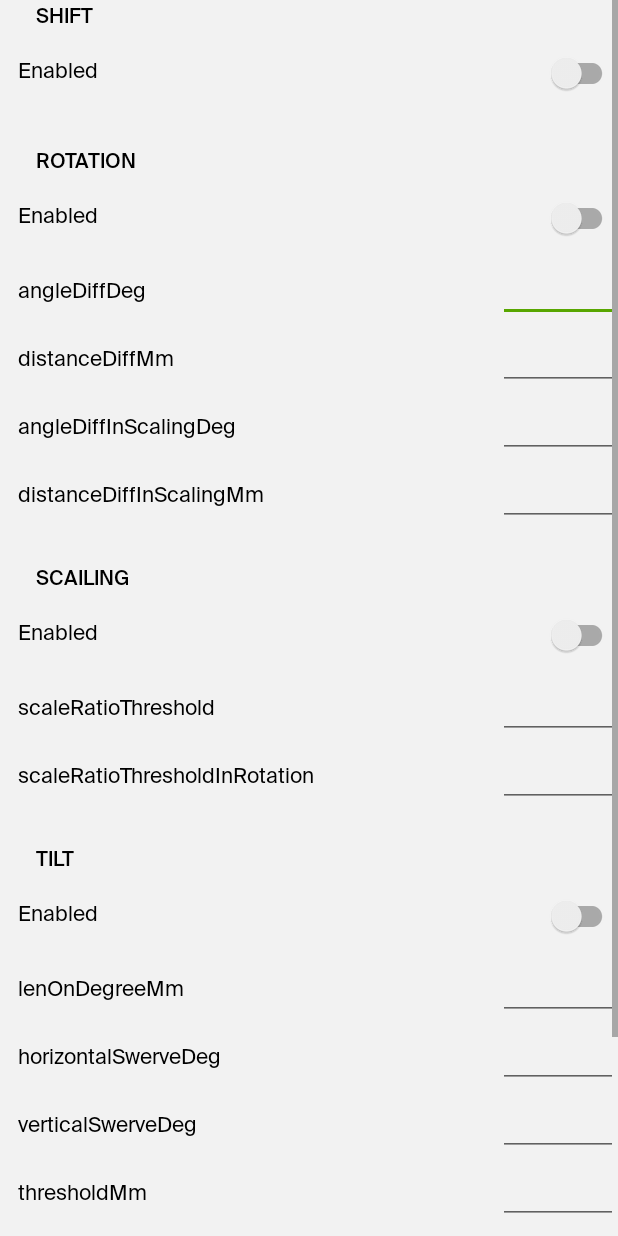
After one commit to 2gis/mobile-sdk-android-demo, an Android app: the layout activity_gestures_settings.xml on its own in the app's theme, with its tools: preview values and no code run, on a phone screen of 412 x 824 dp. The commit adds this screen. Run offline under Robolectric (Android 15) with nearby library versions, the phone set to English and light mode, and no system bars.

Commit message:
add gestures example

```diff
--- a/app/build.gradle
+++ b/app/build.gradle
@@ -166,4 +166,5 @@ dependencies {
             classifier = "sources"
         }
     }
+    implementation libs.kotlin.reflect
 }
--- /dev/null
+++ b/app/src/main/java/ru/dgis/sdk/demo/GesturesActivity.kt
@@ -0,0 +1,185 @@
+package ru.dgis.sdk.demo
+
+import android.os.Bundle
+import androidx.appcompat.app.AppCompatActivity
+import androidx.core.widget.addTextChangedListener
+import ru.dgis.sdk.demo.common.addSettingsLayout
+import ru.dgis.sdk.demo.databinding.ActivityGesturesBinding
+import ru.dgis.sdk.demo.databinding.ActivityGesturesSettingsBinding
+import ru.dgis.sdk.map.Gesture
+import kotlin.reflect.KProperty1
+import kotlin.reflect.full.functions
+import kotlin.reflect.full.instanceParameter
+
+/**
+ * Sample activity for demonstration of maps's Gesture Manager possibilities in terms of enabling / disabling gestures and modifying their settings
+ * For further info check [SDK Documentation](https://docs.2gis.com/en/android/sdk/reference/7.0/ru.dgis.sdk.map.GestureManager)
+ *
+ * Some reflection used here to reduce boilerplate code, see [readSettingsPropertyByName] and [copySettingsByName]
+ * Lets see on example:
+ *
+ * 1. readSettingsPropertyByName() is equivalent for property accessor in data class, hence
+ *     settings = TiltSettings(...)
+ *     assertEquals(settings.lenOnDegreeMm, readSettingsPropertyByName(settings, "lenOnDegreeMm")) // will pass
+ *
+ * 2. copySettingsByName() is equivalent for copy() function of data class, hence
+ *     settings = TiltSettings(...)
+ *     assertEquals(settings.copy(lenOnDegreeMm = 42.0), copySettingsByName((settings), mapOf("lenOnDegreeMm" to 42.0)) // will pass
+ *
+ * Be sure to not use this in production code because reflection is slow. Use strict data class methods instead.
+ */
+class GesturesActivity : AppCompatActivity() {
+    private val binding: ActivityGesturesBinding by lazy { ActivityGesturesBinding.inflate(layoutInflater) }
+    private val mapView by lazy { binding.mapView }
+    private val gestureManager by lazy { mapView.gestureManager }
+    private val settingsBinding by lazy { prepareSettingsBinding() }
+    override fun onCreate(savedInstanceState: Bundle?) {
+        super.onCreate(savedInstanceState)
+        setContentView(binding.root)
+        binding.addSettingsLayout().apply {
+            settingsDrawerInnerLayout.addView(settingsBinding.root)
+        }
+
+        /**
+         * Using hack here to delay settings initialization until map is ready and gestureManager is not null for sure
+         */
+        mapView.getMapAsync {
+            initSwitches()
+            initRotationSettings()
+            initTiltSettings()
+            initScailingSettings()
+            initMultiTouchShiftSettings()
+        }
+    }
+
+    private fun prepareSettingsBinding(): ActivityGesturesSettingsBinding {
+        return ActivityGesturesSettingsBinding.inflate(layoutInflater)
+    }
+
+    private fun initSwitches() {
+        val gestureManager = this.gestureManager!!
+
+        mapOf(
+            settingsBinding.scailingSwitch to Gesture.SCALING,
+            settingsBinding.shiftSwitch to Gesture.SHIFT,
+            settingsBinding.multiTouchShiftSwitch to Gesture.MULTI_TOUCH_SHIFT,
+            settingsBinding.tiltSwitch to Gesture.TILT,
+            settingsBinding.rotationSwitch to Gesture.ROTATION
+        ).forEach { (switchMaterial, gesture) ->
+            switchMaterial.isChecked = gestureManager.gestureEnabled(gesture)
+            switchMaterial.setOnCheckedChangeListener { _, isChecked ->
+                /**
+                 * Here is main functions for enabling / disabling gestures
+                 */
+                if (isChecked) {
+                    gestureManager.enableGesture(gesture)
+                } else {
+                    gestureManager.disableGesture(gesture)
+                }
+            }
+        }
+    }
+
+    private fun initRotationSettings() {
+        val gestureManager = this.gestureManager!!
+        val rotationSettings = gestureManager.rotationSettings
+
+        mapOf(
+            settingsBinding.rotationAnglediffinscalingdeg to "angleDiffInScalingDeg",
+            settingsBinding.rotationDistancediffmm to "distanceDiffMm",
+            settingsBinding.rotationAnglediffdegEditText to "angleDiffDeg",
+            settingsBinding.rotationDistancediffinscalingmm to "distanceDiffInScalingMm"
+        ).forEach { (editText, setting) ->
+            val propertyValue = readSettingsPropertyByName<Float>(rotationSettings, setting)
+            editText.apply {
+                setText(propertyValue.toString())
+                addTextChangedListener {
+                    gestureManager.rotationSettings = copySettingsByName(
+                        gestureManager.rotationSettings,
+                        mapOf(setting to it.toString().toFloat())
+                    )
+                }
+            }
+        }
+    }
+
+    private fun initTiltSettings() {
+        val gestureManager = this.gestureManager!!
+        val tiltSettings = gestureManager.tiltSettings
+
+        mapOf(
+            settingsBinding.tiltHorizontalswervedeg to "horizontalSwerveDeg",
+            settingsBinding.tiltLenondegreemm to "lenOnDegreeMm",
+            settingsBinding.tiltThresholdmm to "thresholdMm",
+            settingsBinding.tiltVerticalswervedeg to "verticalSwerveDeg"
+        ).forEach { (editText, setting) ->
+            val propertyValue = readSettingsPropertyByName<Float>(tiltSettings, setting)
+            editText.apply {
+                setText(propertyValue.toString())
+                addTextChangedListener {
+                    gestureManager.tiltSettings = copySettingsByName(
+                        gestureManager.tiltSettings,
+                        mapOf(setting to it.toString().toFloat())
+                    )
+                }
+            }
+        }
+    }
+
+    private fun initScailingSettings() {
+        val gestureManager = this.gestureManager!!
+        val scalingSettings = gestureManager.scalingSettings
+
+        mapOf(
+            settingsBinding.scailingScaleratiothreshold to "scaleRatioThreshold",
+            settingsBinding.scailingScaleratiothresholdinrotation to "scaleRatioThresholdInRotation"
+        ).forEach { (editText, setting) ->
+            val propertyValue = readSettingsPropertyByName<Float>(scalingSettings, setting)
+            editText.apply {
+                setText(propertyValue.toString())
+                addTextChangedListener {
+                    gestureManager.scalingSettings = copySettingsByName(
+                        gestureManager.scalingSettings,
+                        mapOf(setting to it.toString().toFloat())
+                    )
+                }
+            }
+        }
+    }
+    private fun initMultiTouchShiftSettings() {
+        val gestureManager = this.gestureManager!!
+        val multiTouchShiftSettings = gestureManager.multitouchShiftSettings
+
+        mapOf(
+            settingsBinding.multiTouchShiftThresholdmm to "thresholdMm"
+        ).forEach { (editText, setting) ->
+            val propertyValue = readSettingsPropertyByName<Float>(multiTouchShiftSettings, setting)
+            editText.apply {
+                setText(propertyValue.toString())
+                addTextChangedListener {
+                    gestureManager.multitouchShiftSettings = copySettingsByName(
+                        gestureManager.multitouchShiftSettings,
+                        mapOf(setting to it.toString().toFloat())
+                    )
+                }
+            }
+        }
+    }
+
+    @Suppress("UNCHECKED_CAST")
+    private fun <T> readSettingsPropertyByName(instance: Any, propertyName: String): T {
+        val property = instance::class.members.first { it.name == propertyName } as KProperty1<Any, *>
+        return property.get(instance) as T
+    }
+
+    @Suppress("UNCHECKED_CAST")
+    private fun <T : Any> copySettingsByName(instance: T, newValues: Map<String, Any>): T {
+        val clazz = instance::class
+        val copyFunction = clazz.functions.first { it.name == "copy" }
+        val args = copyFunction.parameters
+            .filter { param -> newValues.keys.contains(param.name) }
+            .map { param -> param to newValues[param.name] }
+
+        return copyFunction.callBy(mapOf(copyFunction.instanceParameter!! to instance) + args) as? T ?: error("error")
+    }
+}
--- a/app/src/main/java/ru/dgis/sdk/demo/MainActivity.kt
+++ b/app/src/main/java/ru/dgis/sdk/demo/MainActivity.kt
@@ -44,6 +44,10 @@ class MainActivity : AppCompatActivity() {
         },
         Page("Parkings on map") {
             val intent = Intent(this@MainActivity, ParkingActivity::class.java)
+            startActivity(intent)
+        },
+        Page("Gestures") {
+            val intent = Intent(this@MainActivity, GesturesActivity::class.java)
             startActivity(intent)
         }
     )
--- /dev/null
+++ b/app/src/main/res/layout/activity_gestures.xml
@@ -0,0 +1,18 @@
+<?xml version="1.0" encoding="utf-8"?>
+<FrameLayout xmlns:android="http://schemas.android.com/apk/res/android"
+    xmlns:app="http://schemas.android.com/apk/res-auto"
+    xmlns:tools="http://schemas.android.com/tools"
+    android:layout_width="match_parent"
+    android:layout_height="match_parent"
+    tools:context=".GesturesActivity">
+
+    <ru.dgis.sdk.map.MapView
+        android:id="@+id/mapView"
+        android:layout_width="match_parent"
+        android:layout_height="match_parent"
+        app:dgis_cameraTargetLat="25.09608"
+        app:dgis_cameraTargetLng="55.132429"
+        app:dgis_cameraTilt="25.0"
+        app:dgis_cameraZoom="13.5" />
+
+</FrameLayout>
--- /dev/null
+++ b/app/src/main/res/layout/activity_gestures_settings.xml
@@ -0,0 +1,355 @@
+<?xml version="1.0" encoding="utf-8"?>
+<ScrollView xmlns:android="http://schemas.android.com/apk/res/android"
+    xmlns:tools="http://schemas.android.com/tools"
+    android:layout_width="match_parent"
+    android:layout_height="match_parent">
+
+    <LinearLayout
+        android:layout_width="match_parent"
+        android:layout_height="wrap_content"
+        android:orientation="vertical">
+
+        <TextView
+            style="@style/SubheadMediumLeftBlack"
+            android:layout_width="wrap_content"
+            android:layout_height="wrap_content"
+            android:gravity="center_vertical"
+            android:text="@string/shift" />
+
+        <com.google.android.material.switchmaterial.SwitchMaterial
+            android:id="@+id/shiftSwitch"
+            style="@style/SwitchItem"
+            android:layout_width="match_parent"
+            android:layout_height="wrap_content"
+            android:text="@string/enabled" />
+
+        <View
+            android:layout_width="match_parent"
+            android:layout_height="24dp" />
+
+        <TextView
+            style="@style/SubheadMediumLeftBlack"
+            android:layout_width="wrap_content"
+            android:layout_height="wrap_content"
+            android:text="@string/rotation" />
+
+        <com.google.android.material.switchmaterial.SwitchMaterial
+            android:id="@+id/rotationSwitch"
+            style="@style/SwitchItem"
+            android:layout_width="match_parent"
+            android:layout_height="wrap_content"
+            android:text="@string/enabled" />
+
+        <LinearLayout
+            android:layout_width="match_parent"
+            android:layout_height="wrap_content"
+            android:layout_marginStart="12dp"
+            android:orientation="horizontal">
+
+            <TextView
+                style="@style/BodyRegularLeftBlack"
+                android:layout_width="0dp"
+                android:layout_height="wrap_content"
+                android:layout_weight="1"
+                android:gravity="start"
+                android:text="@string/anglediffdeg" />
+
+            <EditText
+                android:id="@+id/rotation_anglediffdeg_editText"
+                style="@style/EditText.Number.Float"
+                android:layout_width="wrap_content"
+                android:layout_height="wrap_content"
+                android:importantForAutofill="no"
+                tools:ignore="LabelFor" />
+        </LinearLayout>
+
+        <LinearLayout
+            android:layout_width="match_parent"
+            android:layout_height="wrap_content"
+            android:layout_marginStart="12dp"
+            android:orientation="horizontal">
+
+            <TextView
+                style="@style/BodyRegularLeftBlack"
+                android:layout_width="0dp"
+                android:layout_height="wrap_content"
+                android:layout_weight="1"
+                android:gravity="start"
+                android:text="@string/distancediffmm" />
+
+            <EditText
+                android:id="@+id/rotation_distancediffmm"
+                style="@style/EditText.Number.Float"
+                android:layout_width="wrap_content"
+                android:layout_height="wrap_content"
+                android:importantForAutofill="no"
+                tools:ignore="LabelFor" />
+        </LinearLayout>
+
+        <LinearLayout
+            android:layout_width="match_parent"
+            android:layout_height="wrap_content"
+            android:layout_marginStart="12dp"
+            android:orientation="horizontal">
+
+            <TextView
+                style="@style/BodyRegularLeftBlack"
+                android:layout_width="0dp"
+                android:layout_height="wrap_content"
+                android:layout_weight="1"
+                android:gravity="start"
+                android:text="@string/anglediffinscalingdeg" />
+
+            <EditText
+                android:id="@+id/rotation_anglediffinscalingdeg"
+                style="@style/EditText.Number.Float"
+                android:layout_width="wrap_content"
+                android:layout_height="wrap_content"
+                android:importantForAutofill="no"
+                tools:ignore="LabelFor" />
+        </LinearLayout>
+
+        <LinearLayout
+            android:layout_width="match_parent"
+            android:layout_height="wrap_content"
+            android:layout_marginStart="12dp"
+            android:orientation="horizontal">
+
+            <TextView
+                style="@style/BodyRegularLeftBlack"
+                android:layout_width="0dp"
+                android:layout_height="wrap_content"
+                android:layout_weight="1"
+                android:gravity="start"
+                android:text="@string/distancediffinscalingmm" />
+
+            <EditText
+                android:id="@+id/rotation_distancediffinscalingmm"
+                style="@style/EditText.Number.Float"
+                android:layout_width="wrap_content"
+                android:layout_height="wrap_content"
+                android:importantForAutofill="no"
+                tools:ignore="LabelFor" />
+        </LinearLayout>
+
+        <View
+            android:layout_width="match_parent"
+            android:layout_height="24dp" />
+
+        <TextView
+            style="@style/SubheadMediumLeftBlack"
+            android:layout_width="wrap_content"
+            android:layout_height="wrap_content"
+            android:gravity="center_vertical"
+            android:text="@string/scailing" />
+
+        <com.google.android.material.switchmaterial.SwitchMaterial
+            android:id="@+id/scailingSwitch"
+            style="@style/SwitchItem"
+            android:layout_width="match_parent"
+            android:layout_height="wrap_content"
+            android:text="@string/enabled" />
+
+        <LinearLayout
+            android:layout_width="match_parent"
+            android:layout_height="wrap_content"
+            android:layout_marginStart="12dp"
+            android:orientation="horizontal">
+
+            <TextView
+                style="@style/BodyRegularLeftBlack"
+                android:layout_width="0dp"
+                android:layout_height="wrap_content"
+                android:layout_weight="1"
+                android:gravity="start"
+                android:text="@string/scaleratiothreshold" />
+
+            <EditText
+                android:id="@+id/scailing_scaleratiothreshold"
+                style="@style/EditText.Number.Float"
+                android:layout_width="wrap_content"
+                android:layout_height="wrap_content"
+                android:importantForAutofill="no"
+                tools:ignore="LabelFor" />
+        </LinearLayout>
+
+        <LinearLayout
+            android:layout_width="match_parent"
+            android:layout_height="wrap_content"
+            android:layout_marginStart="12dp"
+            android:orientation="horizontal">
+
+            <TextView
+                style="@style/BodyRegularLeftBlack"
+                android:layout_width="0dp"
+                android:layout_height="wrap_content"
+                android:layout_weight="1"
+                android:gravity="start"
+                android:text="@string/scaleratiothresholdinrotation" />
+
+            <EditText
+                android:id="@+id/scailing_scaleratiothresholdinrotation"
+                style="@style/EditText.Number.Float"
+                android:layout_width="wrap_content"
+                android:layout_height="wrap_content"
+                android:importantForAutofill="no"
+                tools:ignore="LabelFor" />
+        </LinearLayout>
+
+        <View
+            android:layout_width="match_parent"
+            android:layout_height="24dp" />
+
+        <TextView
+            style="@style/SubheadMediumLeftBlack"
+            android:layout_width="wrap_content"
+            android:layout_height="wrap_content"
+            android:gravity="center_vertical"
+            android:text="@string/tilt" />
+
+        <com.google.android.material.switchmaterial.SwitchMaterial
+            android:id="@+id/tiltSwitch"
+            style="@style/SwitchItem"
+            android:layout_width="match_parent"
+            android:layout_height="wrap_content"
+            android:text="@string/enabled" />
+
+        <LinearLayout
+            android:layout_width="match_parent"
+            android:layout_height="wrap_content"
+            android:layout_marginStart="12dp"
+            android:orientation="horizontal">
+
+            <TextView
+                style="@style/BodyRegularLeftBlack"
+                android:layout_width="0dp"
+                android:layout_height="wrap_content"
+                android:layout_weight="1"
+                android:gravity="start"
+                android:text="@string/lenondegreemm" />
+
+            <EditText
+                android:id="@+id/tilt_lenondegreemm"
+                style="@style/EditText.Number.Float"
+                android:layout_width="wrap_content"
+                android:layout_height="wrap_content"
+                android:importantForAutofill="no"
+                tools:ignore="LabelFor" />
+        </LinearLayout>
+
+        <LinearLayout
+            android:layout_width="match_parent"
+            android:layout_height="wrap_content"
+            android:layout_marginStart="12dp"
+            android:orientation="horizontal">
+
+            <TextView
+                style="@style/BodyRegularLeftBlack"
+                android:layout_width="0dp"
+                android:layout_height="wrap_content"
+                android:layout_weight="1"
+                android:gravity="start"
+                android:text="@string/horizontalswervedeg" />
+
+            <EditText
+                android:id="@+id/tilt_horizontalswervedeg"
+                style="@style/EditText.Number.Float"
+                android:layout_width="wrap_content"
+                android:layout_height="wrap_content"
+                android:importantForAutofill="no"
+                tools:ignore="LabelFor" />
+        </LinearLayout>
+
+        <LinearLayout
+            android:layout_width="match_parent"
+            android:layout_height="wrap_content"
+            android:layout_marginStart="12dp"
+            android:orientation="horizontal">
+
+            <TextView
+                style="@style/BodyRegularLeftBlack"
+                android:layout_width="0dp"
+                android:layout_height="wrap_content"
+                android:layout_weight="1"
+                android:gravity="start"
+                android:text="@string/verticalswervedeg" />
+
+            <EditText
+                android:id="@+id/tilt_verticalswervedeg"
+                style="@style/EditText.Number.Float"
+                android:layout_width="wrap_content"
+                android:layout_height="wrap_content"
+                android:importantForAutofill="no"
+                tools:ignore="LabelFor" />
+        </LinearLayout>
+
+        <LinearLayout
+            android:layout_width="match_parent"
+            android:layout_height="wrap_content"
+            android:layout_marginStart="12dp"
+            android:orientation="horizontal">
+
+            <TextView
+                style="@style/BodyRegularLeftBlack"
+                android:layout_width="0dp"
+                android:layout_height="wrap_content"
+                android:layout_weight="1"
+                android:gravity="start"
+                android:text="@string/thresholdmm" />
+
+            <EditText
+                android:id="@+id/tilt_thresholdmm"
+                style="@style/EditText.Number.Float"
+                android:layout_width="wrap_content"
+                android:layout_height="wrap_content"
+                android:importantForAutofill="no"
+                tools:ignore="LabelFor" />
+        </LinearLayout>
+
+        <View
+            android:layout_width="match_parent"
+            android:layout_height="24dp" />
+
+        <TextView
+            style="@style/SubheadMediumLeftBlack"
+            android:layout_width="wrap_content"
+            android:layout_height="wrap_content"
+            android:gravity="center_vertical"
+            android:text="@string/multi_touch_shift" />
+
+        <com.google.android.material.switchmaterial.SwitchMaterial
+            android:id="@+id/multiTouchShiftSwitch"
+            style="@style/SwitchItem"
+            android:layout_width="match_parent"
+            android:layout_height="wrap_content"
+            android:text="@string/enabled" />
+
+        <LinearLayout
+            android:layout_width="match_parent"
+            android:layout_height="wrap_content"
+            android:layout_marginStart="12dp"
+            android:orientation="horizontal">
+
+            <TextView
+                style="@style/BodyRegularLeftBlack"
+                android:layout_width="0dp"
+                android:layout_height="wrap_content"
+                android:layout_weight="1"
+                android:gravity="start"
+                android:text="@string/thresholdmm" />
+
+            <EditText
+                android:id="@+id/multiTouchShift_thresholdmm"
+                style="@style/EditText.Number.Float"
+                android:layout_width="wrap_content"
+                android:layout_height="wrap_content"
+                android:importantForAutofill="no"
+                tools:ignore="LabelFor" />
+        </LinearLayout>
+
+        <View
+            android:layout_width="match_parent"
+            android:layout_height="24dp" />
+    </LinearLayout>
+
+</ScrollView>
--- a/app/src/main/res/values/strings.xml
+++ b/app/src/main/res/values/strings.xml
@@ -29,6 +29,22 @@
     <string name="power_saving_fps_limit">Power saving FPS limit:</string>
     <string name="start_map_moves">Start map moves</string>
     <string name="parking_toggle_button">Parking toggle button</string>
+    <string name="shift">SHIFT</string>
+    <string name="enabled">Enabled</string>
+    <string name="rotation">ROTATION</string>
+    <string name="anglediffdeg">angleDiffDeg</string>
+    <string name="distancediffmm">distanceDiffMm</string>
+    <string name="anglediffinscalingdeg">angleDiffInScalingDeg</string>
+    <string name="distancediffinscalingmm">distanceDiffInScalingMm</string>
+    <string name="scailing">SCAILING</string>
+    <string name="scaleratiothreshold">scaleRatioThreshold</string>
+    <string name="scaleratiothresholdinrotation">scaleRatioThresholdInRotation</string>
+    <string name="tilt">TILT</string>
+    <string name="lenondegreemm">lenOnDegreeMm</string>
+    <string name="horizontalswervedeg">horizontalSwerveDeg</string>
+    <string name="verticalswervedeg">verticalSwerveDeg</string>
+    <string name="thresholdmm">thresholdMm</string>
+    <string name="multi_touch_shift">MULTI TOUCH SHIFT</string>
     <string-array name="route_search_types">
         <item>Car</item>
         <item>Pedestrian</item>
--- a/gradle/libs.versions.toml
+++ b/gradle/libs.versions.toml
@@ -37,6 +37,7 @@ androidx-core-ktx = { module = "androidx.core:core-ktx", version.ref = "core" }
 androidx-fragment = { module = "androidx.fragment:fragment-ktx", version.ref = "fragment" }
 androidx-legacySupport = { module = "androidx.legacy:legacy-support-v4", version.ref = "legacySupport" }
 
+kotlin-reflect = { module = "org.jetbrains.kotlin:kotlin-reflect", version.ref = "kotlin" }
 kotlin-stdlib = { module = "org.jetbrains.kotlin:kotlin-stdlib", version.ref = "kotlin" }
 
 gms-locations = { module = "com.google.android.gms:play-services-location", version.ref = 'gms-location' }
```
Also changed, not shown: app/src/main/AndroidManifest.xml (+13 -9 lines).
